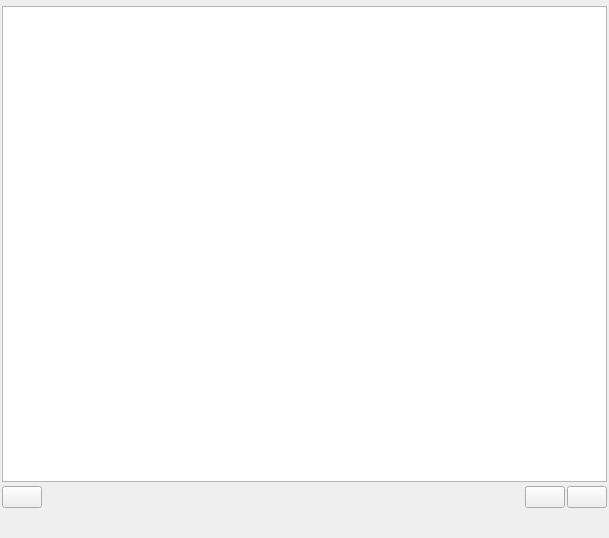
The window that drkonqi/getbacktracewidget.ui (KDE/kde-runtime) describes before a commit, drawn with Qt 5.
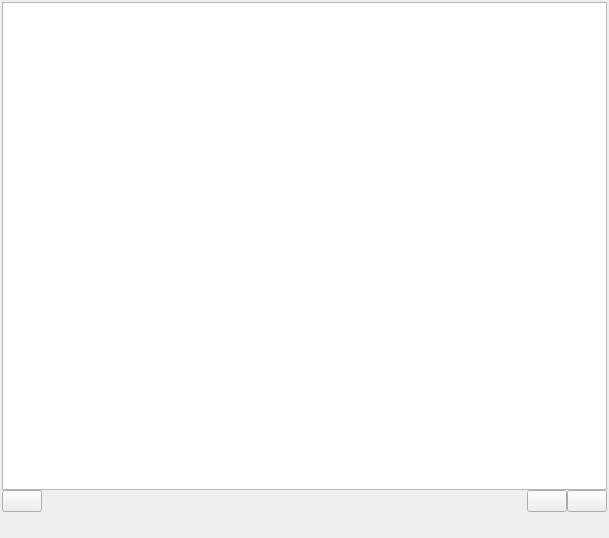
The same window after the commit. Custom widgets are drawn as their Qt base class.

Commit message: Reduce some margins

Patch:
```diff
--- a/drkonqi/getbacktracewidget.ui
+++ b/drkonqi/getbacktracewidget.ui
@@ -14,13 +14,16 @@
    <string notr="true" extracomment="This is an internal name that is never shown...">GetBacktraceWidget</string>
   </property>
   <layout class="QVBoxLayout" name="verticalLayout_4">
+   <property name="spacing">
+    <number>0</number>
+   </property>
    <property name="margin">
     <number>2</number>
    </property>
    <item>
     <layout class="QVBoxLayout" name="verticalLayout">
      <property name="spacing">
-      <number>4</number>
+      <number>0</number>
      </property>
      <item>
       <widget class="StatusWidget" name="m_statusWidget" native="true"/>
@@ -38,7 +41,7 @@
      <item>
       <layout class="QHBoxLayout" name="horizontalLayout_2">
        <property name="spacing">
-        <number>2</number>
+        <number>0</number>
        </property>
        <item>
         <widget class="KPushButton" name="m_reloadBacktraceButton">
```
Left out of the diff: 3 changed lines with no effect on the pictures.
